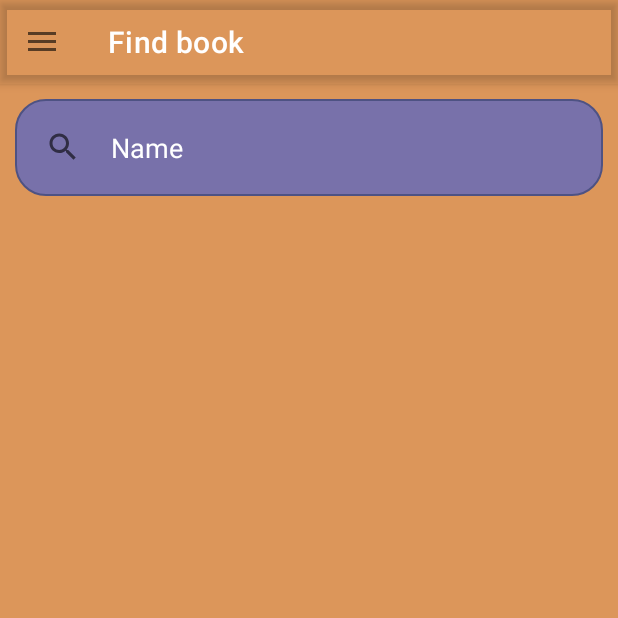
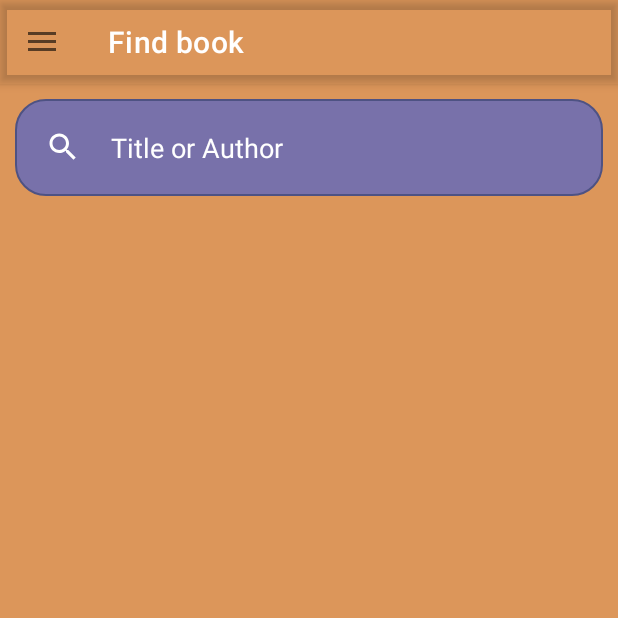
Before and after one commit to kwojtuszek/BookApp, an Android app: the FindBook screen opened directly, with no data from a screen before it, in the side drawer, after a tap on "Find book", on a phone screen of 412 x 824 dp, the top half of it. Run offline under Robolectric (Android 15) with nearby library versions, the phone set to English and light mode, and no system bars; our stand-ins replace Firebase (no records; nobody signed in at launch, a user with empty details on screens opened directly); libraries missing offline, so code that uses them is left out: com.vishnusivadas.advanced_httpurlconnection; 3 statements that could not run were skipped.

Commit message:
Eighteenth Commit: Some changes in strings and upgrade for menu code and FindBook code, I am going to add no internet connection alert

```diff
--- a/app/src/main/AndroidManifest.xml
+++ b/app/src/main/AndroidManifest.xml
@@ -5,6 +5,7 @@
     <uses-permission android:name="android.permission.SCHEDULE_EXACT_ALARM" />
     <uses-permission android:name="android.permission.RECEIVE_BOOT_COMPLETED"/>
     <uses-permission android:name="android.permission.INTERNET" />
+    <uses-permission android:name="android.permission.ACCESS_NETWORK_STATE" />
 
     <application
         android:allowBackup="true"
--- a/app/src/main/java/com/example/bookapp/AddBook.java
+++ b/app/src/main/java/com/example/bookapp/AddBook.java
@@ -1,13 +1,10 @@
 package com.example.bookapp;
 
 import androidx.annotation.NonNull;
-import androidx.appcompat.app.AppCompatActivity;
 
 import android.content.Intent;
 import android.content.SharedPreferences;
 import android.os.Bundle;
-import android.os.Handler;
-import android.os.Looper;
 import android.text.TextUtils;
 import android.view.View;
 import android.widget.TextView;
@@ -24,7 +21,7 @@ import com.google.firebase.firestore.FirebaseFirestore;
 import com.google.firebase.firestore.QueryDocumentSnapshot;
 import com.google.firebase.firestore.QuerySnapshot;
 import com.google.firebase.firestore.SetOptions;
-import com.vishnusivadas.advanced_httpurlconnection.PutData;
+
 
 import java.util.HashMap;
 import java.util.Map;
@@ -99,7 +96,6 @@ public class AddBook extends Drawer_base {
                                         // Pzzygotowanie obiektu książki
                                         Map<String, Object> book = new HashMap<>();
                                         book.put("name", name);
-                                        book.put("nameSearch", name.toLowerCase());
                                         book.put("author", author);
                                         book.put("pages", Integer.parseInt(pages));
                                         book.put("publisher", publisher);
--- a/app/src/main/java/com/example/bookapp/FindBook.java
+++ b/app/src/main/java/com/example/bookapp/FindBook.java
@@ -5,7 +5,10 @@ import androidx.appcompat.app.AppCompatActivity;
 import androidx.recyclerview.widget.LinearLayoutManager;
 import androidx.recyclerview.widget.RecyclerView;
 
+import android.content.Context;
 import android.content.SharedPreferences;
+import android.net.ConnectivityManager;
+import android.net.NetworkInfo;
 import android.os.Bundle;
 import android.os.Handler;
 import android.os.Looper;
@@ -43,6 +46,31 @@ public class FindBook extends Drawer_base {
     ActivityFindBookBinding activityFindBookBinding;
     RecyclerView recyclerView;
     TextView allBooksAssigned;
+
+    @Override
+    protected void onStart() {
+        super.onStart();
+        if (!isConnected()) {
+            Toast.makeText(getApplicationContext(), "Brak Internetu!", Toast.LENGTH_SHORT).show();
+        }
+    }
+
+    public boolean isConnected() {
+
+        ConnectivityManager connectivityManager = (ConnectivityManager) getSystemService(Context.CONNECTIVITY_SERVICE);
+
+        NetworkInfo networkInfo = connectivityManager.getActiveNetworkInfo();
+
+        if (networkInfo != null) {
+            if (networkInfo.isConnected()) {
+                return true;
+            } else {
+                return false;
+            }
+        } else {
+            return false;
+        }
+    }
 
     @Override
     protected void onCreate(Bundle savedInstanceState) {
@@ -123,7 +151,7 @@ public class FindBook extends Drawer_base {
                                 ArrayList<String> arrayAuthors = new ArrayList<String>();
 
                                 db.collection("books")
-                                        .orderBy("nameSearch")
+                                        .orderBy("name")
                                         .get()
                                         .addOnCompleteListener(new OnCompleteListener<QuerySnapshot>() {
                                             @Override
@@ -176,7 +204,7 @@ public class FindBook extends Drawer_base {
     }
 
 
-    public void findBook(String name) {
+    public void findBook(String searchParam) {
 
         FirebaseFirestore db = FirebaseFirestore.getInstance();
 
@@ -187,14 +215,6 @@ public class FindBook extends Drawer_base {
         String userId = preferences.getString("id", "");
 
         DocumentReference user = db.collection("users").document(userId);
-
-        CollectionReference collection = db.collection("books");
-        Query query = collection;
-        AggregateQuery countQuery = query.count();
-        countQuery.get(AggregateSource.SERVER).addOnCompleteListener(task -> {
-            if (task.isSuccessful()) {
-                AggregateQuerySnapshot snapshot = task.getResult();
-                long size = snapshot.getCount();
 
                 user.get().addOnCompleteListener(new OnCompleteListener<DocumentSnapshot>() {
                     @Override
@@ -225,9 +245,9 @@ public class FindBook extends Drawer_base {
                                 ArrayList<String> arrayAuthors = new ArrayList<String>();
 
                                 db.collection("books")
-                                        .orderBy("nameSearch")
-                                        .whereGreaterThanOrEqualTo("nameSearch", name)
-                                        .whereLessThan("nameSearch", name + "\uf8ff")
+                                        .orderBy("name")
+//                                        .whereGreaterThanOrEqualTo("name", nameUpper)
+//                                        .whereLessThan("name", nameLower + "\uf8ff")
                                         .get()
                                         .addOnCompleteListener(new OnCompleteListener<QuerySnapshot>() {
                                             @Override
@@ -246,11 +266,15 @@ public class FindBook extends Drawer_base {
 
                                                         if (!isReading) {
 
-                                                            arrayNames.add(document.getString("name"));
-                                                            arrayAuthors.add(document.getString("author"));
-                                                            arrayIds.add(document.getId());
-                                                            arrayRates.add(document.getLong("rates").toString());
-                                                            arrayPages.add(document.getLong("pages").toString());
+                                                            if (document.getString("name").toLowerCase().contains(searchParam) || document.getString("author").toLowerCase().contains(searchParam)) {
+
+                                                                arrayNames.add(document.getString("name"));
+                                                                arrayAuthors.add(document.getString("author"));
+                                                                arrayIds.add(document.getId());
+                                                                arrayRates.add(document.getLong("rates").toString());
+                                                                arrayPages.add(document.getLong("pages").toString());
+
+                                                            }
 
                                                         }
 
@@ -274,9 +298,5 @@ public class FindBook extends Drawer_base {
                         }
                     }
                 });
-
-            } else {
-            }
-        });
     }
 }
--- a/app/src/main/java/com/example/bookapp/MainActivity.java
+++ b/app/src/main/java/com/example/bookapp/MainActivity.java
@@ -47,9 +47,10 @@ public class MainActivity extends Drawer_base {
     TextView tvWelcome, tvYourLevel, tvYourReadedBooks, tvNextLevel;
     ImageView imPet;
 
+    int[] levelThresholds = {10, 20, 30, 40, 50, 60, 70, 80, 90, 91};
     ActivityMainBinding activityMainBinding;
     ProgressBar progress_bar;
-    int experience, userLevel, userReads;
+    int userLevel, userReads;
     String pet;
 
     @Override
@@ -82,9 +83,12 @@ public class MainActivity extends Drawer_base {
 
         tvWelcome.append(" " + preferences.getString("username", ""));
         tvYourLevel.append(" " + userLevel);
-        tvYourReadedBooks.append(" " + userReads + " " + getString(R.string.books));
 
-        progress_bar.setProgress(countExperienceBar(userLevel, userReads));
+        tvYourReadedBooks.setText(getYourReadedBooksText(userReads));
+
+        progress_bar.setProgress(getExperienceByLevel(userReads));
+
+        tvNextLevel.setText(getNextLevelText(userLevel, userReads));
 
         imPet.setImageResource(setPetImage(pet));
 
@@ -96,52 +100,58 @@ public class MainActivity extends Drawer_base {
         });
 
 
-
     }
 
-    public int countExperienceBar(int userLevel, int userReads) {
+    public int getExperienceByLevel(int userReads) {
 
-        switch (userLevel) {
-            case 1:
-                experience = userReads * 100 / 10;
-                tvNextLevel.setText((10 - userReads) + " " + getString(R.string.level_req_1));
-                break;
-            case 2:
-                experience = userReads * 100 / 20;
-                tvNextLevel.setText((20 - userReads) + " " + getString(R.string.level_req_1));
-                break;
-            case 3:
-                experience = userReads * 100 / 30;
-                tvNextLevel.setText((30 - userReads) + " " + getString(R.string.level_req_1));
-                break;
-            case 4:
-                experience = userReads * 100 / 40;
-                tvNextLevel.setText((40 - userReads) + " " + getString(R.string.level_req_1));
-                break;
-            case 5:
-                experience = userReads * 100 / 50;
-                tvNextLevel.setText((50 - userReads) + " " + getString(R.string.level_req_1));
-                break;
-            case 6:
-                experience = userReads * 100 / 60;
-                tvNextLevel.setText((60 - userReads) + " " + getString(R.string.level_req_1));
-                break;
-            case 7:
-                experience = userReads * 100 / 70;
-                tvNextLevel.setText((70 - userReads) + " " + getString(R.string.level_req_1));
-                break;
-            case 8:
-                experience = userReads * 100 / 80;
-                tvNextLevel.setText((80 - userReads) + " " + getString(R.string.level_req_1));
-                break;
-            case 9:
-                experience = userReads * 100 / 90;
-                tvNextLevel.setText((90 - userReads) + " " + getString(R.string.level_req_1));
-                break;
-            case 10:
-                tvNextLevel.setText(getString(R.string.max_level));
+        int levelStartReads;
+        for (int i = 0; i < levelThresholds.length; i++) {
+            if (userReads < levelThresholds[i]) {
+                if (i == 0) {
+                    levelStartReads = 0;
+                } else {
+                    levelStartReads = levelThresholds[i - 1];
+                }
+                return (userReads - levelStartReads) * 100 / 10;
+            }
         }
-        return experience;
+        return 100;
+    }
+
+    private String getNextLevelText(int userLevel, int userReads) {
+
+        if (userLevel == 10) {
+            return getString(R.string.max_level);
+        } else {
+            int nextLevelReads = levelThresholds[userLevel - 1];
+            int readsToNextLevel = nextLevelReads - userReads;
+            if (readsToNextLevel < 5) {
+                if (readsToNextLevel == 1) {
+                    return readsToNextLevel + " " + getString(R.string.level_req_1);
+                } else {
+                    return readsToNextLevel + " " + getString(R.string.level_req_2);
+                }
+            } else {
+                return readsToNextLevel + " " + getString(R.string.level_req_3);
+            }
+        }
+    }
+
+    public String getYourReadedBooksText(int userReads) {
+
+        String yourReadedBooks;
+        int lastDigit = userReads % 10;
+
+        if (userReads == 0) {
+            yourReadedBooks = getString(R.string.no_readed_books);
+        } else if (userReads == 1) {
+            yourReadedBooks = (getString(R.string.you_readed) + " " + userReads + " " + getString(R.string.books_one));
+        } else if (lastDigit < 5 && lastDigit > 1) {
+            yourReadedBooks = (getString(R.string.you_readed) + " " + userReads + " " + getString(R.string.books_below_5));
+        } else {
+            yourReadedBooks = getString(R.string.you_readed) + (" " + userReads + " " + getString(R.string.books));
+        }
+        return yourReadedBooks;
     }
 
     public void notificationChannel() {
--- a/app/src/main/java/com/example/bookapp/RecyclerReadedBooksAdapter.java
+++ b/app/src/main/java/com/example/bookapp/RecyclerReadedBooksAdapter.java
@@ -57,7 +57,11 @@ public class RecyclerReadedBooksAdapter extends RecyclerView.Adapter<RecyclerRea
     @Override
     public void onBindViewHolder(@NonNull RecyclerReadedBooksAdapter.viewHolder holder, int position) {
         holder.title.setText(titles[position]);
-        holder.reads.setText(context.getString(R.string.readed_row) + " " + reads[position] + " " + context.getString(R.string.amount));
+        if (reads[position].equals("1")) {
+            holder.reads.setText(context.getString(R.string.readed_row) + " " + reads[position] + " " + context.getString(R.string.amount_one));
+        } else {
+            holder.reads.setText(context.getString(R.string.readed_row) + " " + reads[position] + " " + context.getString(R.string.amount));
+        }
         holder.author.setText(author[position]);
         holder.id.setText(ids[position]);
         holder.ratingBar.setRating(Float.parseFloat(userRate[position]));
--- /dev/null
+++ b/app/src/main/res/drawable/ic_baseline_search_24_white.xml
@@ -0,0 +1,5 @@
+<vector android:height="24dp" android:tint="#FFFFFF"
+    android:viewportHeight="24" android:viewportWidth="24"
+    android:width="24dp" xmlns:android="http://schemas.android.com/apk/res/android">
+    <path android:fillColor="@android:color/white" android:pathData="M15.5,14h-0.79l-0.28,-0.27C15.41,12.59 16,11.11 16,9.5 16,5.91 13.09,3 9.5,3S3,5.91 3,9.5 5.91,16 9.5,16c1.61,0 3.09,-0.59 4.23,-1.57l0.27,0.28v0.79l5,4.99L20.49,19l-4.99,-5zM9.5,14C7.01,14 5,11.99 5,9.5S7.01,5 9.5,5 14,7.01 14,9.5 11.99,14 9.5,14z"/>
+</vector>
--- a/app/src/main/res/layout/activity_add_book.xml
+++ b/app/src/main/res/layout/activity_add_book.xml
@@ -108,6 +108,7 @@
         android:layout_below="@+id/year"
         android:text="@string/add_book"
         android:backgroundTint="@color/darker_purple"
+        android:textColor="@color/white"
         app:cornerRadius="10dp"
         android:layout_centerHorizontal="true"
         android:layout_margin="20dp"
--- a/app/src/main/res/layout/activity_find_book.xml
+++ b/app/src/main/res/layout/activity_find_book.xml
@@ -26,9 +26,9 @@
             android:layout_width="match_parent"
             android:layout_height="wrap_content"
             android:background="@drawable/edit_text_shape"
-            android:drawableLeft="@drawable/ic_baseline_search_24"
+            android:drawableLeft="@drawable/ic_baseline_search_24_white"
             android:drawablePadding="20dp"
-            android:hint="@string/book_name"
+            android:hint="@string/title_or_author"
             android:padding="20dp"
             android:layout_margin="10dp"
             android:singleLine="true"
--- a/app/src/main/res/layout/activity_main.xml
+++ b/app/src/main/res/layout/activity_main.xml
@@ -35,7 +35,7 @@
         android:layout_width="wrap_content"
         android:layout_height="wrap_content"
         android:id="@+id/readed_books"
-        android:text="@string/you_readed"
+        android:text=""
         android:layout_below="@+id/level"
         android:layout_alignParentLeft="true"
         android:textColor="@color/white"
--- a/app/src/main/res/layout/activity_set_notify_time.xml
+++ b/app/src/main/res/layout/activity_set_notify_time.xml
@@ -30,7 +30,7 @@
         android:layout_marginEnd="50dp"
         android:layout_marginBottom="10dp"
         android:gravity="center"
-        android:text="Wybierz godzine o ktorej masz dostac przypominajke"
+        android:text="@string/set_notify_time_description"
         android:textColor="@color/white"
         android:textSize="20dp" />
 
--- a/app/src/main/res/values/strings.xml
+++ b/app/src/main/res/values/strings.xml
@@ -16,7 +16,7 @@
     <string name="add_book">Add Book</string>
     <string name="find_book">Find book</string>
     <string name="scan_ean">Scan EAN</string>
-    <string name="book_name">Name</string>
+    <string name="book_name">Title</string>
     <string name="book_author">Author</string>
     <string name="book_pages">Number of pages</string>
     <string name="ean">EAN (optional)</string>
@@ -96,21 +96,21 @@
     <string name="your_level">Your level:</string>
     <string name="you_readed">You have already read:</string>
     <string name="books">books</string>
-    <string name="level_req_1">books to next level</string>
+    <string name="level_req_1">book to next level</string>
     <string name="max_level">Maximum level</string>
     <string name="set_notify_time">Time of notification</string>
     <string name="reminder">Reminder</string>
     <string name="reminder_description">Channel for sending reminders</string>
     <string name="set">Set</string>
     <string name="notify_time_info">The notification will come at</string>
-    <string name="lion_description">Daro the Lion as King would love to reign in your library like a wise and funny  ruler</string>
-    <string name="dog_description">Dog Simon is a faithful companion who will keep you company while reading</string>
-    <string name="cat_description">Maciek the Cat is a sweet kitty who likes to have someone scratch his back while reading</string>
-    <string name="piggy_description">Piggy Patrick prefers only a good book preferably with you than his delicious snacks</string>
+    <string name="lion_description">Daro the Lion as King would love to reign in your library</string>
+    <string name="dog_description">Dog Simon is a faithful companion who will keep you company while you read</string>
+    <string name="cat_description">Maciek the cat is a cutie who likes it when someone scratches his back while reading</string>
+    <string name="piggy_description">Piggy Patrick prefers only a good book (preferably with you) to his delicious snacks</string>
     <string name="shark_description">Shark Alexander is a gentle predator, the only thing he devours is a few dozen pages before bedtime</string>
-    <string name="cow_description">Laura the Cow, despite her chronic mooing, can focus on the plot of any book</string>
+    <string name="cow_description">Laura the cow, despite her chronic mooing, can focus on the plot of any book</string>
     <string name="sloth_description">Konrad the Sloth\'s favorite thing surprisingly is not sleeping, but lazing around with a book</string>
-    <string name="fox_description">Radek the Fox is a little prankster, so you\'d better watch your books because he might hide them</string>
+    <string name="fox_description">Radek the Fox is a little prankster, so you\'d better keep an eye on your books, because he might hide them</string>
     <string name="turtle_description">Turtle Iga may be slow moving, but no one reads books faster than she does</string>
     <string name="crocodile_description">Crocodile Claudius, despite his crocodile duties, will always find time to read with you</string>
     <string name="level_req">Required level</string>
@@ -127,25 +127,32 @@
     <string name="fox_chosen">From now on, Radek the Fox is your pet!</string>
     <string name="turtle_chosen">From now on, Iga the Turtle is your pet!</string>
     <string name="crocodile_chosen">From now on, Crocodile Claudius is your pet!</string>
-    <string name="lion_click">Wooaaaaaaaaaaaaa!!! Stop poking me because I\'m reading!</string>
-    <string name="dog_click">Woof! How\'s it going? How much did you read today? Shall we play later?</string>
-    <string name="cat_click">Mrrau... What is it about? I have already read mine today let me take a nap....</string>
-    <string name="piggy_click">Oink Oink! I would love to eat something. Do you have any snacks with you?</string>
+    <string name="lion_click">Whoaa!!! Stop poking me because I\'m reading!</string>
+    <string name="dog_click">How do you feel today? How much did you read today? Shall we play later?</string>
+    <string name="cat_click">What is about? I have already read mine today, let me take a nap....</string>
+    <string name="piggy_click">Ey, be a little careful when reading! By the way, do you have any snacks with you?</string>
     <string name="shark_click">Howdy! Glad to see you here! Stay a while and read something with me!</string>
-    <string name="cow_click">Moo! Oh sorry... Moo! My chronic mooing.... Moo! Gives me a hard time.... Moo!</string>
-    <string name="sloth_click">What?! Oo it\'s you... Thanks for waking me up because it\'s high time to read something!</string>
-    <string name="fox_click">Hihihi! Oooo what? It\'s you yyyy.... Damn! I almost managed to hide your books!</string>
-    <string name="turtle_click">Hello friend. I just finished reading a 1000 page book about pizza and a craving for it came over me. Would you like a slice?</string>
-    <string name="crocodile_click">Mhmmhm... O! Sorry, I think I bumped into you. I just found a super book and am going to read it. You look for it too!</string>
-    <string name="lion_notify">Łaaaaaa! It\'s me Daro the Lion remember to read today!</string>
-    <string name="dog_notify">Woof Woof! Hey hey it\'s me Simon! Play with me first and then read!</string>
-    <string name="cat_notify">It\'s me Maciek! I just got up to remind you to read something today! Well, I\'m going back to sleep....</string>
-    <string name="piggy_notify">Oink Oink! Leave the food for me and you go read!</string>
-    <string name="shark_notify">Howdy! From this side Alexander! Listen take a short break and grab a book!</string>
-    <string name="cow_notify">Moo! It\'s me Laura... Moo! Sorry for mooing but.... Moo! Please read toda... Moo!</string>
-    <string name="sloth_notify">Hi there Konrad! Listen I have to go back to slee.... I mean reading, and you should just start reading!</string>
-    <string name="fox_notify">Hihihihihi! It\'s me Radek! Listen take don\'t read books today because I would love to hide them for you!</string>
-    <string name="turtle_notify">Hello it\'s me Iga. It took me a long time to get here at my tortoise pace, but I\'d like to remind you to read something today. Bye...</string>
-    <string name="crocodile_notify">Hey it\'s me Claudius! I\'m just getting around to reading and remembered to remind you that you should read too!</string>
+    <string name="cow_click">Moo! Oh sorry... Moo! My chronic mooing... Moo! Gives me a hard time... Moo!</string>
+    <string name="sloth_click">What?! Oo it\'s you.... Thanks for waking me up, because it\'s high time to read something!</string>
+    <string name="fox_click">Aaah, what is you! Damn! I almost managed to hide your books!</string>
+    <string name="turtle_click">Hello friend. I just finished reading a 1000-page book about pizza and a craving for it came over me. Would you like a slice?</string>
+    <string name="crocodile_click">O! Sorry, I think I ran into you. I just found a super book and am going to read it. You look for it too!</string>
+    <string name="lion_notify"> Whoa! It\'s me Daro the Lion! Remember to read today!</string>
+    <string name="dog_notify">Hey it\'s me Simon! Come play with me and then read!</string>
+    <string name="cat_notify">It\'s me Maciek! I just got up to remind you to read today! Well, I\'m going back to sleep....</string>
+    <string name="piggy_notify">Hey it is me Patrick! Listen, leave the food for me, and you go read!</string>
+    <string name="shark_notify">Howdy, Alexander here! Listen, take a short break and grab a book!</string>
+    <string name="cow_notify">Moo! It\'s me Laura... Moo! Sorry for mooing, but... Moo! Please read today!</string>
+    <string name="sloth_notify">Hey here Konrad the Sloth! I hold a place for you to laze around with a book.</string>
+    <string name="fox_notify">Hey! Radek here, remember to keep a good eye on your books!</string>
+    <string name="turtle_notify">Hello, it\'s me Turtle Iga. Let\'s go reading together! If you want, I can read slower so that you can keep up!</string>
+    <string name="crocodile_notify">Hello! Claudius Crocodile here. Let\'s read together, then our knowledge will increase!</string>
+    <string name="set_notify_time_description">Select the time at which you want to receive the reminder</string>
+    <string name="amount_one">time</string>
+    <string name="books_below_5">books</string>
+    <string name="books_one">book</string>
+    <string name="level_req_2">books to next level</string>
+    <string name="level_req_3">books to next level</string>
+    <string name="title_or_author">Title or Author</string>
 
 </resources>
--- a/app/src/main/res/values/themes.xml
+++ b/app/src/main/res/values/themes.xml
@@ -8,7 +8,7 @@
         <!-- Secondary brand color. -->
         <item name="colorSecondary">@color/lighter_purple</item>
         <item name="colorSecondaryVariant">@color/lighter_purple</item>
-        <item name="colorOnSecondary">@color/darker_purple</item>
+        <item name="colorOnSecondary">@color/white</item>
         <!-- Status bar color. -->
         <item name="android:statusBarColor" tools:targetApi="l">?attr/colorPrimaryVariant</item>
         <!-- Customize your theme here. -->
```
Also changed, not shown: app/src/main/java/com/example/bookapp/Login.java (+13 -5 lines), 1 other file.
